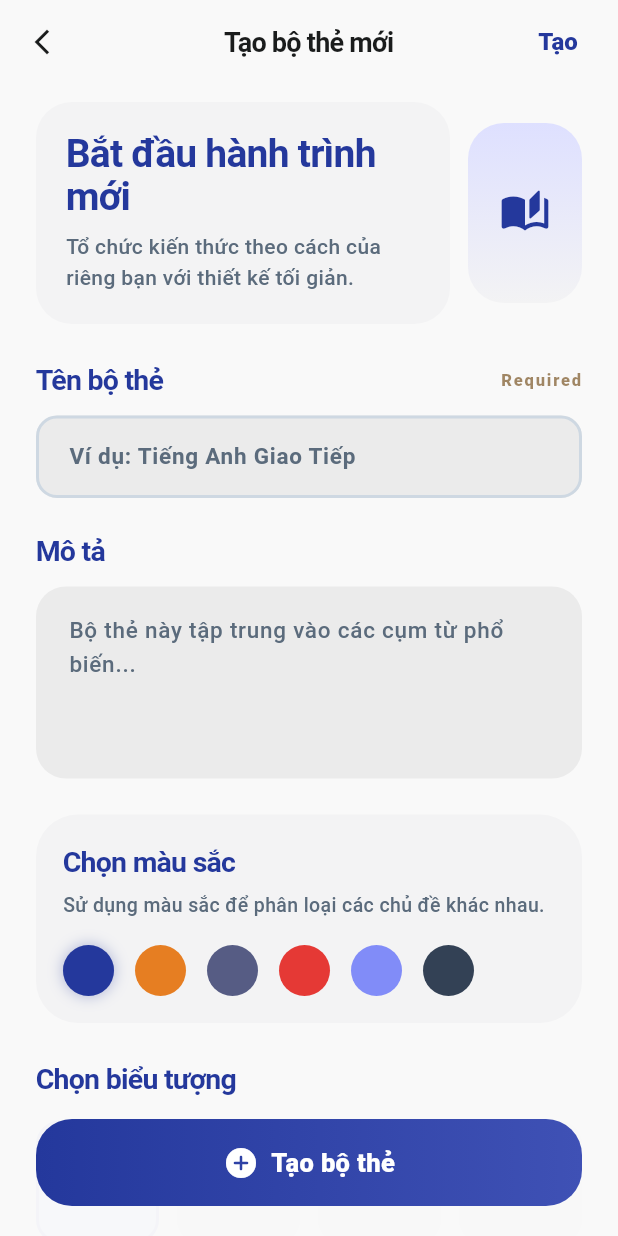
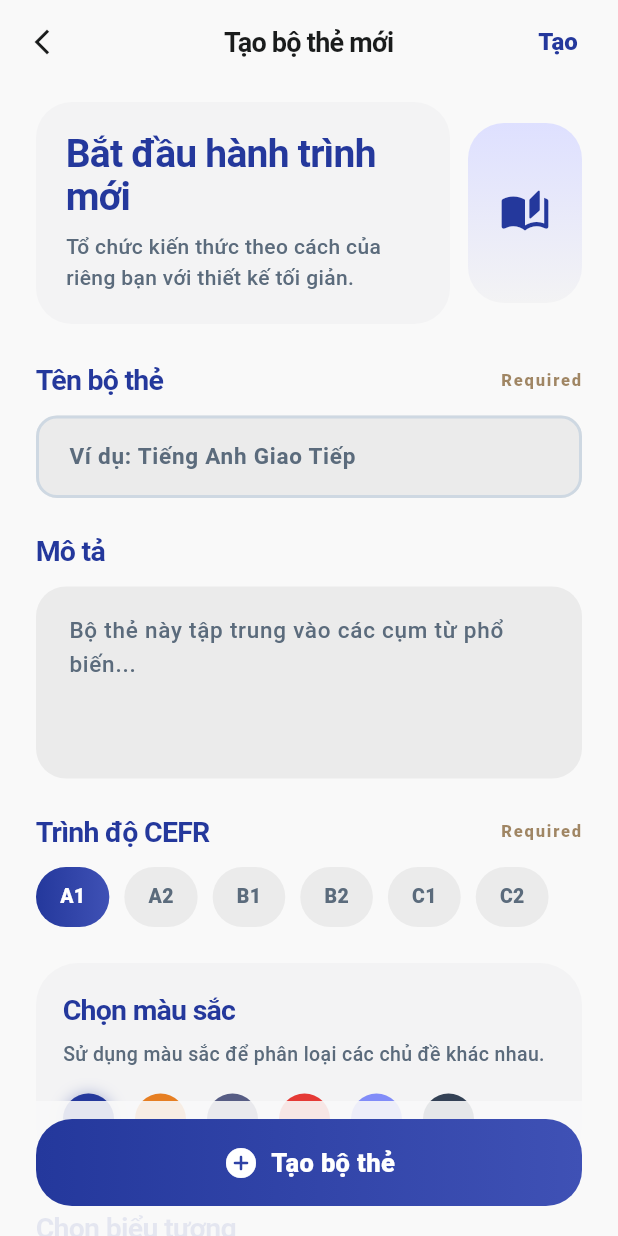
Before and after one commit to kieuanhdev/english_me_fontend, a Flutter app: the CreateDeskScreen screen opened by its route, on a phone screen of 412 x 824 dp. Run offline on Flutter 3.47's test engine with Material 3 defaults, Android fonts, the phone set to English and light mode, and no system bars; our stand-ins replace dio, firebase_auth, firebase_core, flutter_markdown_plus, flutter_svg, flutter_tts and 3 more; accounts and stored records are empty; generated files the repository leaves out were written again; Roboto replaces fonts that are missing (BeVietnamPro, PlusJakartaSans).

Commit message:
feat: Enhance desk management with editing and deletion capabilities
- Updated FlashcardRepository to include methods for updating and deleting desks.
- Modified CreateDeskController to handle desk editing and submission logic.
- Enhanced CreateDeskScreen to support editing existing desks and confirm deletion.
- Added functionality in DeckPrepController for editing and deleting desks.
- Integrated editing and deletion options in FlashcardDeckList for user decks.
- Improved UI components to reflect changes in desk management features.

```diff
--- a/lib/modules/create_desk/bindings/create_desk_binding.dart
+++ b/lib/modules/create_desk/bindings/create_desk_binding.dart
@@ -1,9 +1,12 @@
 import 'package:get/get.dart';
+import 'package:englishme/data/models/desk_model.dart';
 import 'package:englishme/modules/create_desk/controllers/create_desk_controller.dart';
 
 class CreateDeskBinding extends Bindings {
   @override
   void dependencies() {
-    Get.lazyPut<CreateDeskController>(() => CreateDeskController());
+    final args = Get.arguments;
+    final editing = args is DeskModel ? args : null;
+    Get.lazyPut<CreateDeskController>(() => CreateDeskController(editingDesk: editing));
   }
 }
--- a/lib/modules/create_desk/views/create_desk_screen.dart
+++ b/lib/modules/create_desk/views/create_desk_screen.dart
@@ -11,10 +11,16 @@ class CreateDeskScreen extends StatelessWidget {
 
   @override
   Widget build(BuildContext context) {
+    final ctl = Get.find<CreateDeskController>();
+    final isEdit = ctl.isEditMode;
+    final appTitle = isEdit ? 'Sửa bộ thẻ' : 'Tạo bộ thẻ mới';
+    final primaryActionLabel = isEdit ? 'Lưu' : 'Tạo';
+    final bottomPrimaryLabel = isEdit ? 'Lưu thay đổi' : 'Tạo bộ thẻ';
+    final bottomIcon = isEdit ? Icons.save_rounded : Icons.add_circle_rounded;
     return Scaffold(
       backgroundColor: AppColors.surface,
       appBar: CommonAppBar(
-        title: 'Tạo bộ thẻ mới',
+        title: appTitle,
         isTranslate: false,
         actions: [
           Obx(
@@ -24,9 +30,9 @@ class CreateDeskScreen extends StatelessWidget {
               return Padding(
                 padding: const EdgeInsets.only(right: 8),
                 child: TextButton(
-                  onPressed: busy ? null : c.createDesk,
+                  onPressed: busy ? null : c.submitDesk,
                   child: Text(
-                    'Tạo',
+                    primaryActionLabel,
                     style: AppTypography.bodyLarge.copyWith(
                       fontWeight: FontWeight.w800,
                       color: busy ? AppColors.textSecondary : AppColors.primary,
@@ -51,7 +57,7 @@ class CreateDeskScreen extends StatelessWidget {
                     child: Column(
                       crossAxisAlignment: CrossAxisAlignment.start,
                       children: [
-                        _HeaderHero(),
+                        _HeaderHero(isEditMode: ctl.isEditMode),
                         AppGap.h24,
                         _SectionTitle(title: 'Tên bộ thẻ', required: true),
                         AppGap.h10,
@@ -96,10 +102,62 @@ class CreateDeskScreen extends StatelessWidget {
                             ),
                           ),
                         ),
+                        AppGap.h22,
+                        const _SectionTitle(title: 'Trình độ CEFR', required: true),
+                        AppGap.h10,
+                        Obx(
+                          () => Wrap(
+                            spacing: 10,
+                            runSpacing: 10,
+                            children: CreateDeskController.cefrOptions.map((level) {
+                              final selected = c.selectedCefr.value == level;
+                              return GestureDetector(
+                                onTap: () => c.selectedCefr.value = level,
+                                child: Container(
+                                  padding: const EdgeInsets.symmetric(horizontal: 16, vertical: 10),
+                                  decoration: BoxDecoration(
+                                    gradient: selected ? AppColors.primaryGradient : null,
+                                    color: selected ? null : AppColors.surfaceContainerHigh,
+                                    borderRadius: BorderRadius.circular(999),
+                                  ),
+                                  child: Text(
+                                    level,
+                                    style: AppTypography.bodyLarge.copyWith(
+                                      fontSize: 13,
+                                      fontWeight: FontWeight.w800,
+                                      color: selected ? Colors.white : AppColors.textSecondary,
+                                    ),
+                                  ),
+                                ),
+                              );
+                            }).toList(),
+                          ),
+                        ),
                         AppGap.h24,
                         _ColorSection(controller: c),
                         AppGap.h24,
                         _IconSection(controller: c),
+                        if (isEdit) ...[
+                          AppGap.h28,
+                          Obx(
+                            () {
+                              final ctrl = Get.find<CreateDeskController>();
+                              final busy = ctrl.isSubmitting.value;
+                              return Center(
+                                child: TextButton(
+                                  onPressed: busy ? null : ctrl.confirmAndDeleteDesk,
+                                  child: Text(
+                                    'Xóa bộ thẻ',
+                                    style: AppTypography.bodyLarge.copyWith(
+                                      color: AppColors.danger,
+                                      fontWeight: FontWeight.w800,
+                                    ),
+                                  ),
+                                ),
+                              );
+                            },
+                          ),
+                        ],
                       ],
                     ),
                   ),
@@ -109,9 +167,11 @@ class CreateDeskScreen extends StatelessWidget {
                       color: AppColors.surface.withValues(alpha: 0.9),
                       padding: const EdgeInsets.fromLTRB(24, 12, 24, 20),
                       child: Obx(
-                        () => _PrimaryCreateButton(
+                        () => _PrimaryDeskButton(
+                          label: bottomPrimaryLabel,
+                          icon: bottomIcon,
                           isLoading: c.isSubmitting.value,
-                          onPressed: c.createDesk,
+                          onPressed: c.submitDesk,
                         ),
                       ),
                     ),
@@ -127,8 +187,15 @@ class CreateDeskScreen extends StatelessWidget {
 }
 
 class _HeaderHero extends StatelessWidget {
+  const _HeaderHero({required this.isEditMode});
+  final bool isEditMode;
+
   @override
   Widget build(BuildContext context) {
+    final title = isEditMode ? 'Cập nhật bộ thẻ' : 'Bắt đầu hành trình mới';
+    final subtitle = isEditMode
+        ? 'Chỉnh tên và trình độ CEFR phù hợp — thay đổi CEFR có thể báo conflict nếu đã có bộ cùng cấp.'
+        : 'Tổ chức kiến thức theo cách của riêng bạn với thiết kế tối giản.';
     return Row(
       children: [
         Expanded(
@@ -142,7 +209,7 @@ class _HeaderHero extends StatelessWidget {
               crossAxisAlignment: CrossAxisAlignment.start,
               children: [
                 Text(
-                  'Bắt đầu hành trình mới',
+                  title,
                   style: AppTypography.displayLarge.copyWith(
                     fontSize: 26,
                     color: AppColors.primary,
@@ -151,7 +218,7 @@ class _HeaderHero extends StatelessWidget {
                 ),
                 AppGap.h8,
                 Text(
-                  'Tổ chức kiến thức theo cách của riêng bạn với thiết kế tối giản.',
+                  subtitle,
                   style: AppTypography.bodyLarge.copyWith(
                     fontSize: 14,
                     color: AppColors.textSecondary,
@@ -318,12 +385,16 @@ class _IconSection extends StatelessWidget {
   }
 }
 
-class _PrimaryCreateButton extends StatelessWidget {
-  const _PrimaryCreateButton({
+class _PrimaryDeskButton extends StatelessWidget {
+  const _PrimaryDeskButton({
+    required this.label,
+    required this.icon,
     required this.isLoading,
     required this.onPressed,
   });
 
+  final String label;
+  final IconData icon;
   final bool isLoading;
   final VoidCallback onPressed;
 
@@ -355,10 +426,10 @@ class _PrimaryCreateButton extends StatelessWidget {
                   ),
                 )
               else ...[
-                const Icon(Icons.add_circle_rounded, color: Colors.white),
+                Icon(icon, color: Colors.white),
                 const SizedBox(width: 8),
                 Text(
-                  'Tạo bộ thẻ',
+                  label,
                   style: AppTypography.bodyLarge.copyWith(
                     fontSize: 17,
                     fontWeight: FontWeight.w800,
```
Also changed, not shown: lib/data/repositories/flashcard_repository.dart (+34 -10 lines), lib/modules/create_desk/controllers/create_desk_controller.dart (+82 -11 lines), lib/modules/deck_prep/controllers/deck_prep_controller.dart (+37 -0 lines), lib/modules/deck_prep/views/deck_prep_screen.dart (+20 -0 lines), lib/modules/flashcard/controllers/flashcard_controller.dart (+34 -0 lines), lib/modules/flashcard/views/widgets/flashcard_deck_list.dart (+28 -1 lines).
